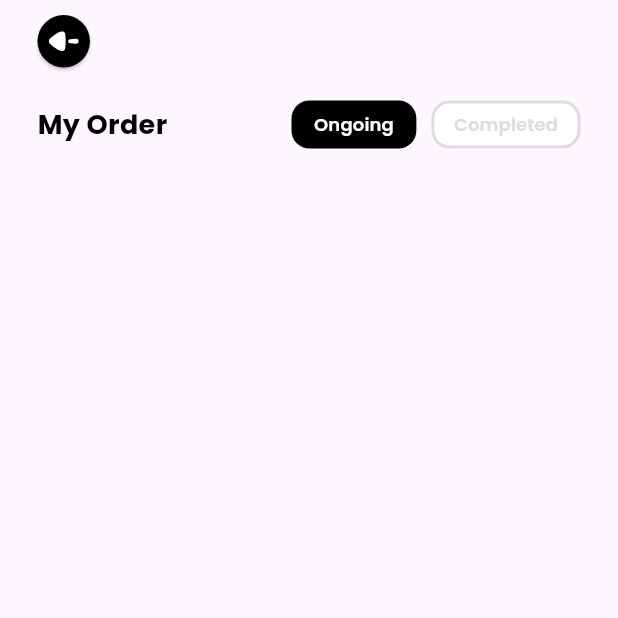
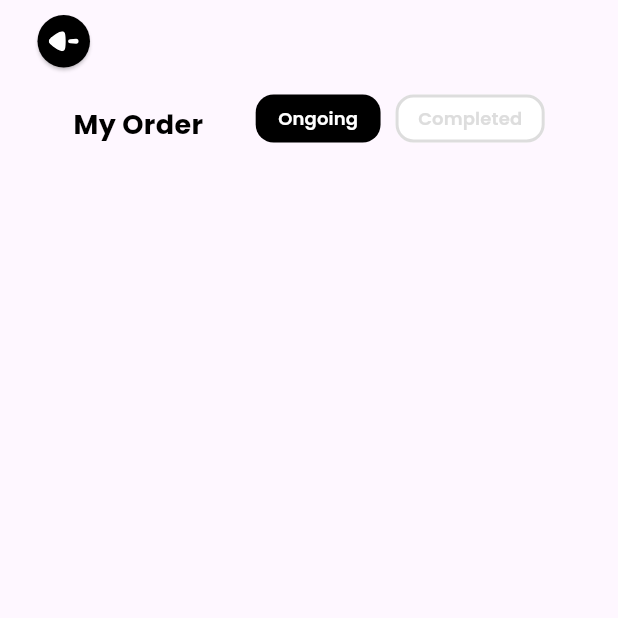
Before and after one commit to iawtk2302/Ecommerce-App, a Flutter app: the MyOrderScreen screen opened by its route, on a phone screen of 412 x 824 dp, the top half of it. Run offline on Flutter 3.47's test engine with Material 2 defaults, Android fonts, the phone set to English and light mode, and no system bars; our stand-ins replace another_flushbar, bloc, cached_network_image, cloud_firestore, equatable, firebase_auth and 16 more; missing offline and left inert: credit_card_scanner, flutter_facebook_auth, syncfusion_flutter_core; accounts and stored records are empty.

Commit message:
fix: buttons overflow on my order screen

```diff
--- a/lib/screens/my_order_screen/my_order_screen.dart
+++ b/lib/screens/my_order_screen/my_order_screen.dart
@@ -30,7 +30,8 @@ class _MyOrderScreenState extends State<MyOrderScreen> {
         appBar: const MyAppBar(),
         body: Column(
           children: [
-            Row(
+            Wrap(
+              alignment: WrapAlignment.spaceBetween,
               children: [
                 const ScreenNameSection(label: "My Order"),
                 const Spacer(),
```
